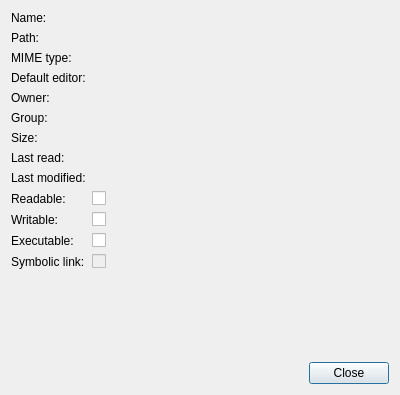
Before: the Qt Designer form src/plugins/coreplugin/dialogs/filepropertiesdialog.ui in qt-creator/qt-creator, drawn with Qt 5.
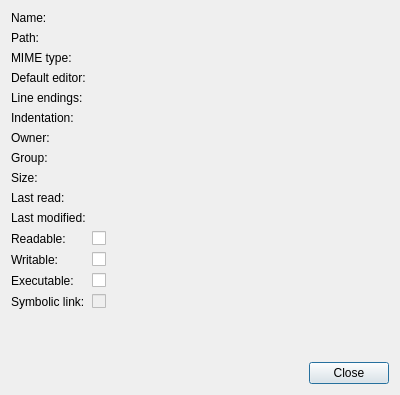
After: the same form once the commit is applied.

Commit message:
FileProperties: Add line endings and indentation info
Open the file and try to guess the line endings and
indentation style.

Patch:
```diff
--- a/src/plugins/coreplugin/dialogs/filepropertiesdialog.ui
+++ b/src/plugins/coreplugin/dialogs/filepropertiesdialog.ui
@@ -16,14 +16,14 @@
   <layout class="QVBoxLayout" name="verticalLayout">
    <item>
     <layout class="QFormLayout" name="formLayout">
-     <item row="4" column="0">
+     <item row="6" column="0">
       <widget class="QLabel" name="label">
        <property name="text">
         <string>Owner:</string>
        </property>
       </widget>
      </item>
-     <item row="4" column="1">
+     <item row="6" column="1">
       <widget class="QLabel" name="owner">
        <property name="text">
         <string/>
@@ -33,14 +33,14 @@
        </property>
       </widget>
      </item>
-     <item row="5" column="0">
+     <item row="7" column="0">
       <widget class="QLabel" name="label_2">
        <property name="text">
         <string>Group:</string>
        </property>
       </widget>
      </item>
-     <item row="5" column="1">
+     <item row="7" column="1">
       <widget class="QLabel" name="group">
        <property name="text">
         <string/>
@@ -50,14 +50,14 @@
        </property>
       </widget>
      </item>
-     <item row="6" column="0">
+     <item row="8" column="0">
       <widget class="QLabel" name="label_3">
        <property name="text">
         <string>Size:</string>
        </property>
       </widget>
      </item>
-     <item row="6" column="1">
+     <item row="8" column="1">
       <widget class="QLabel" name="size">
        <property name="text">
         <string/>
@@ -67,7 +67,7 @@
        </property>
       </widget>
      </item>
-     <item row="9" column="1">
+     <item row="11" column="1">
       <widget class="QCheckBox" name="readable">
        <property name="enabled">
         <bool>true</bool>
@@ -80,7 +80,7 @@
        </property>
       </widget>
      </item>
-     <item row="10" column="1">
+     <item row="12" column="1">
       <widget class="QCheckBox" name="writable">
        <property name="enabled">
         <bool>true</bool>
@@ -93,7 +93,7 @@
        </property>
       </widget>
      </item>
-     <item row="11" column="1">
+     <item row="13" column="1">
       <widget class="QCheckBox" name="executable">
        <property name="enabled">
         <bool>true</bool>
@@ -106,7 +106,7 @@
        </property>
       </widget>
      </item>
-     <item row="12" column="1">
+     <item row="14" column="1">
       <widget class="QCheckBox" name="symLink">
        <property name="enabled">
         <bool>false</bool>
@@ -119,7 +119,7 @@
        </property>
       </widget>
      </item>
-     <item row="7" column="1">
+     <item row="9" column="1">
       <widget class="QLabel" name="lastRead">
        <property name="text">
         <string/>
@@ -129,7 +129,7 @@
        </property>
       </widget>
      </item>
-     <item row="8" column="1">
+     <item row="10" column="1">
       <widget class="QLabel" name="lastModified">
        <property name="text">
         <string/>
@@ -173,42 +173,42 @@
        </property>
       </widget>
      </item>
-     <item row="7" column="0">
+     <item row="9" column="0">
       <widget class="QLabel" name="label_6">
        <property name="text">
         <string>Last read:</string>
        </property>
       </widget>
      </item>
-     <item row="8" column="0">
+     <item row="10" column="0">
       <widget class="QLabel" name="label_7">
        <property name="text">
         <string>Last modified:</string>
        </property>
       </widget>
      </item>
-     <item row="9" column="0">
+     <item row="11" column="0">
       <widget class="QLabel" name="label_8">
        <property name="text">
         <string>Readable:</string>
        </property>
       </widget>
      </item>
-     <item row="10" column="0">
+     <item row="12" column="0">
       <widget class="QLabel" name="label_9">
        <property name="text">
         <string>Writable:</string>
        </property>
       </widget>
      </item>
-     <item row="11" column="0">
+     <item row="13" column="0">
       <widget class="QLabel" name="label_10">
        <property name="text">
         <string>Executable:</string>
        </property>
       </widget>
      </item>
-     <item row="12" column="0">
+     <item row="14" column="0">
       <widget class="QLabel" name="label_11">
        <property name="text">
         <string>Symbolic link:</string>
@@ -243,6 +243,34 @@
        </property>
       </widget>
      </item>
+     <item row="4" column="0">
+      <widget class="QLabel" name="label_14">
+       <property name="text">
+        <string>Line endings:</string>
+       </property>
+      </widget>
+     </item>
+     <item row="5" column="0">
+      <widget class="QLabel" name="label_15">
+       <property name="text">
+        <string>Indentation:</string>
+       </property>
+      </widget>
+     </item>
+     <item row="5" column="1">
+      <widget class="QLabel" name="indentation">
+       <property name="text">
+        <string/>
+       </property>
+      </widget>
+     </item>
+     <item row="4" column="1">
+      <widget class="QLabel" name="lineEndings">
+       <property name="text">
+        <string/>
+       </property>
+      </widget>
+     </item>
     </layout>
    </item>
    <item>
```
The commit also changes 2 other files.
